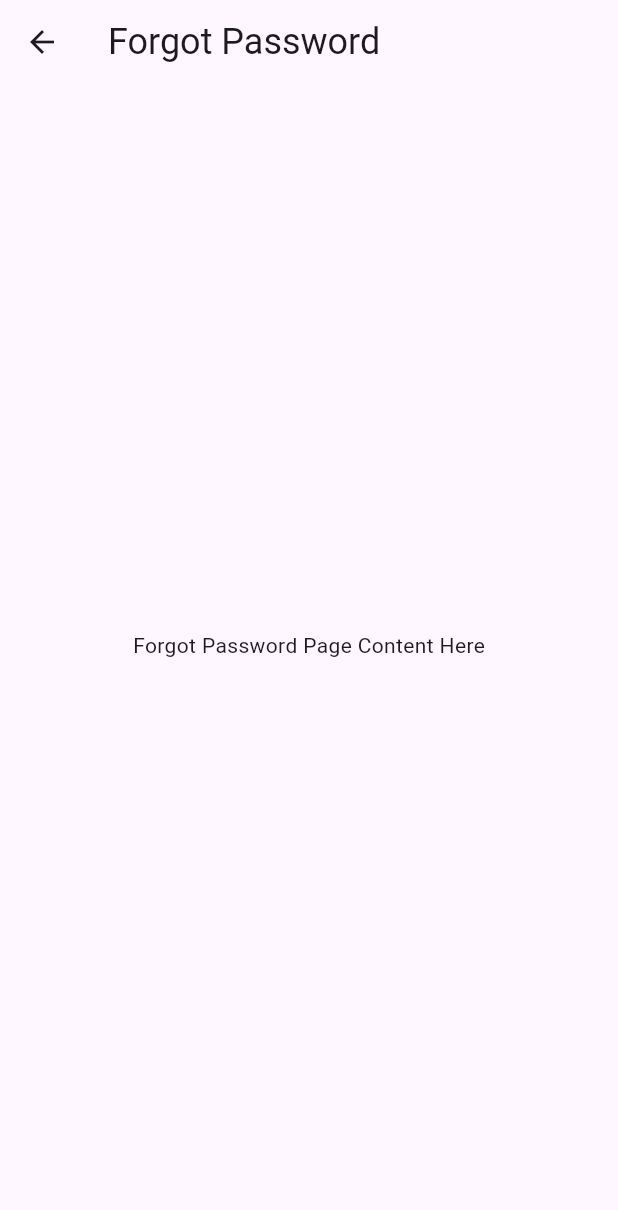
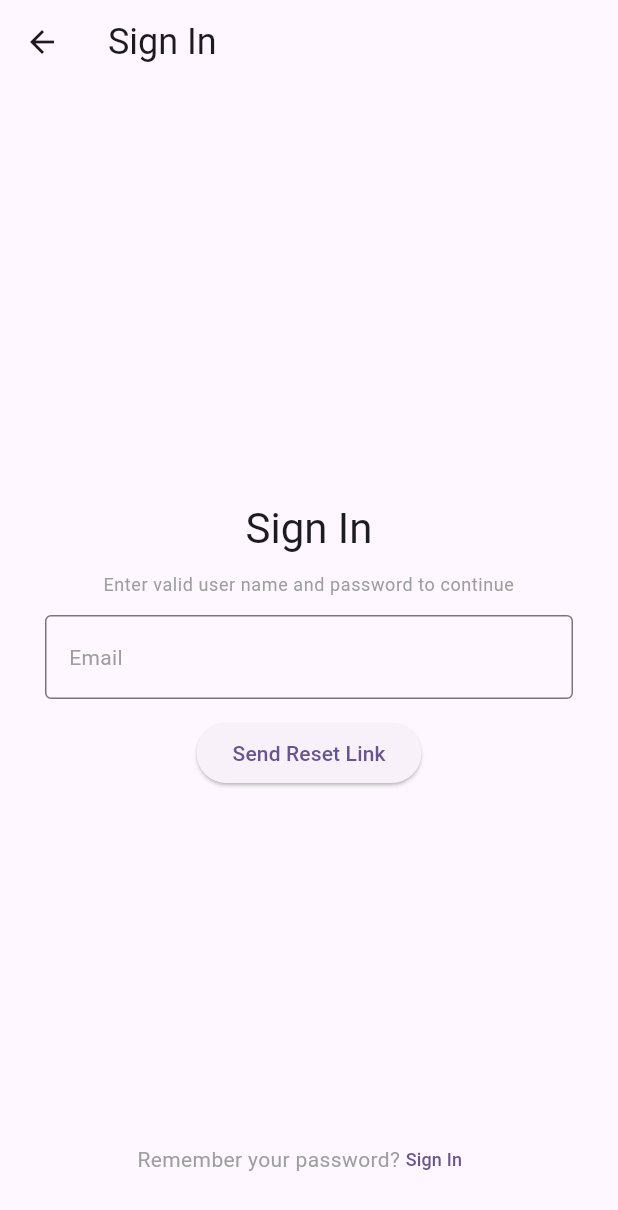
Before and after one commit to basharh/flutter-notes-app, a Flutter app: the screen it shows after launch, after a tap on "Forgot Password?", on a phone screen of 412 x 824 dp. Shown: the top 1210 px of the screen. Run offline on Flutter 3.47's test engine with Material 3 defaults, Android fonts, the phone set to English and light mode, and no system bars.

Commit message:
basic forgot password page

```diff
--- a/lib/pages/forgot_password_page.dart
+++ b/lib/pages/forgot_password_page.dart
@@ -1,5 +1,7 @@
 import 'package:flutter/material.dart';
 import 'package:flutter_notes_app/widgets/common/layout/layout.dart';
+import 'package:flutter_notes_app/widgets/common/notes_text_button_link.dart';
+import 'package:flutter_notes_app/widgets/common/notes_text_field.dart';
 
 class ForgotPasswordPage extends StatelessWidget {
   const ForgotPasswordPage({super.key});
@@ -7,8 +9,70 @@ class ForgotPasswordPage extends StatelessWidget {
   @override
   Widget build(BuildContext context) {
     return Layout(
-      title: 'Forgot Password',
-      child: const Center(child: Text('Forgot Password Page Content Here')),
+      title: 'Sign In',
+      child: Stack(
+        children: [
+          Align(
+            alignment: Alignment.center,
+            child: Column(
+              spacing: 12,
+              mainAxisSize: MainAxisSize.min,
+              children: [
+                Text(
+                  'Sign In',
+                  style: Theme.of(context).textTheme.headlineMedium,
+                ),
+                Text(
+                  'Enter valid user name and password to continue',
+                  style: Theme.of(
+                    context,
+                  ).textTheme.bodySmall?.copyWith(color: Colors.grey),
+                  textAlign: TextAlign.center,
+                ),
+                Column(
+                  children: [
+                    NotesTextField(labelText: 'Email'),
+                    SizedBox(height: 12),
+                    _SendResetLinkButton(),
+                  ],
+                ),
+              ],
+            ),
+          ),
+          Align(
+            alignment: Alignment.bottomCenter,
+            child: _SignInLinkWithText(),
+          ),
+        ],
+      ),
     );
   }
 }
+
+class _SendResetLinkButton extends StatelessWidget {
+  @override
+  Widget build(BuildContext context) =>
+      ElevatedButton(onPressed: () {}, child: Text('Send Reset Link'));
+}
+
+/// A widget that shows a sign in link with text
+class _SignInLinkWithText extends StatelessWidget {
+  @override
+  Widget build(BuildContext context) {
+    return Padding(
+      padding: const EdgeInsets.only(bottom: 16.0),
+      child: Row(
+        mainAxisAlignment: MainAxisAlignment.center,
+        children: [
+          Text(
+            'Remember your password? ',
+            style: Theme.of(
+              context,
+            ).textTheme.bodyMedium?.copyWith(color: Colors.grey),
+          ),
+          NotesTextButtonLink(text: 'Sign In', link: '/sign_in'),
+        ],
+      ),
+    );
+  }
+}
--- a/lib/pages/sign_up_page.dart
+++ b/lib/pages/sign_up_page.dart
@@ -90,7 +90,7 @@ class _AgreeToTermsText extends StatelessWidget {
   }
 }
 
-/// A widget that shows a sign in link with some text
+/// A widget that shows a sign in link with text
 class _SignInLinkWithText extends StatelessWidget {
   @override
   Widget build(BuildContext context) {
```
